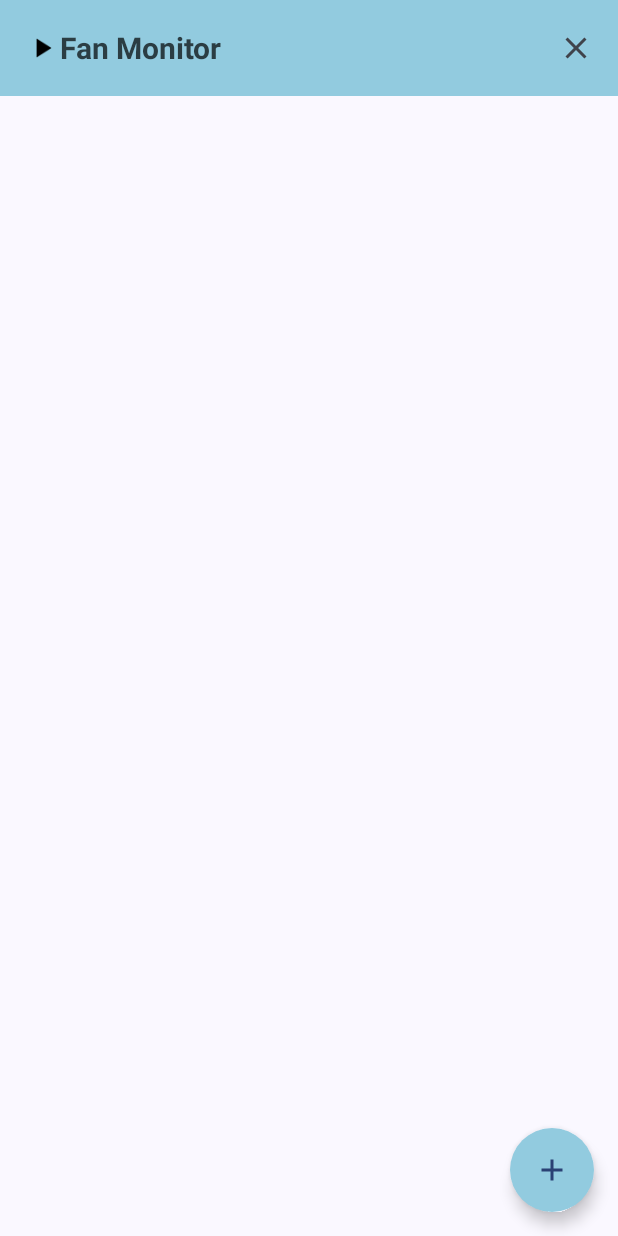
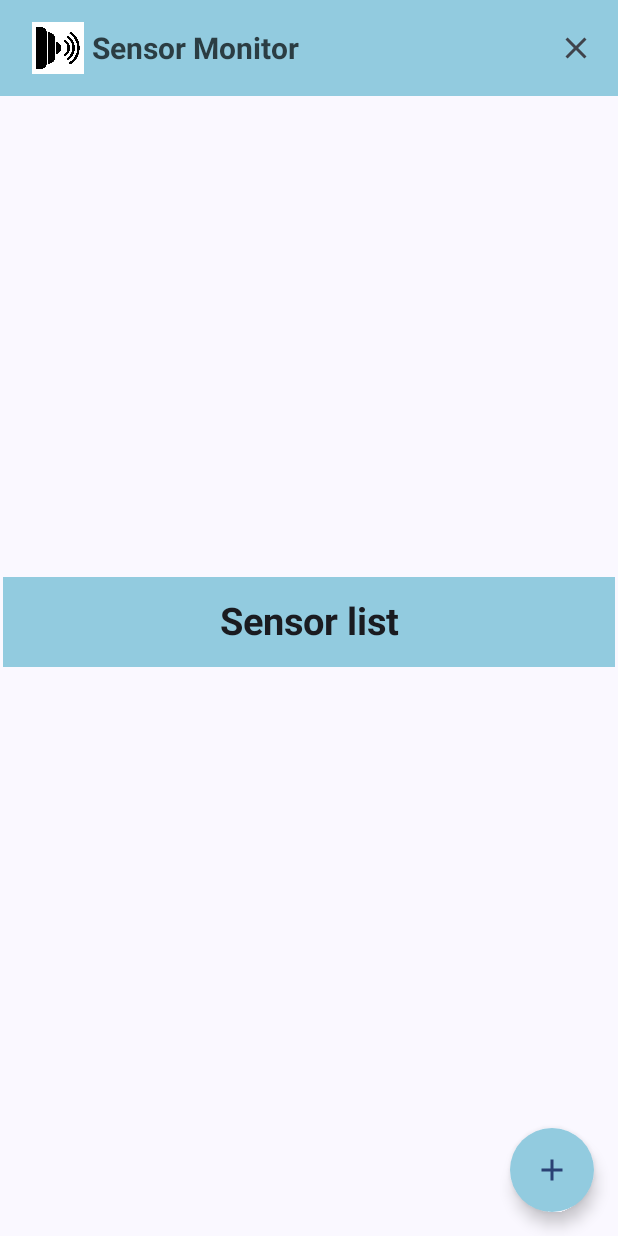
Before and after one commit to ivek81cro/Fan_Monitor_Full, an Android app built with Jetpack Compose: the FanMonitorHomeScreen screen opened through its navigation route, on a phone screen of 412 x 824 dp. Run offline under Robolectric (Android 15) with nearby library versions, the phone set to English and light mode, and no system bars; our stand-ins replace Firebase (no records; nobody signed in at launch, a user with empty details on screens opened directly).

Commit message:
start adjusting to my app

```diff
--- /dev/null
+++ b/app/src/main/java/com/example/fanmonitor/model/MSensors.kt
@@ -0,0 +1,6 @@
+package com.example.fanmonitor.model
+
+data class MSensors(var id: String? = null,
+                    var name: String? = null,
+                    var timestamp: String? = null,
+                    var temperature: Double = 0.0)
--- a/app/src/main/java/com/example/fanmonitor/screens/home/Fan MonitorHomeScreen.kt
+++ b/app/src/main/java/com/example/fanmonitor/screens/home/Fan MonitorHomeScreen.kt
@@ -2,47 +2,55 @@ package com.example.fanmonitor.screens.home
 
 import android.annotation.SuppressLint
 import androidx.compose.foundation.Image
+import androidx.compose.foundation.background
+import androidx.compose.foundation.layout.Arrangement
+import androidx.compose.foundation.layout.Column
 import androidx.compose.foundation.layout.Row
 import androidx.compose.foundation.layout.Spacer
 import androidx.compose.foundation.layout.fillMaxSize
+import androidx.compose.foundation.layout.fillMaxWidth
+import androidx.compose.foundation.layout.padding
+import androidx.compose.foundation.layout.size
 import androidx.compose.foundation.layout.width
 import androidx.compose.foundation.shape.RoundedCornerShape
 import androidx.compose.material.icons.Icons
 import androidx.compose.material.icons.filled.Add
 import androidx.compose.material.icons.filled.Clear
-import androidx.compose.material.icons.filled.Favorite
-import androidx.compose.material.icons.filled.PlayArrow
 import androidx.compose.material3.ExperimentalMaterial3Api
 import androidx.compose.material3.FloatingActionButton
 import androidx.compose.material3.Icon
 import androidx.compose.material3.IconButton
 import androidx.compose.material3.MaterialTheme
-import androidx.compose.material3.MediumTopAppBar
 import androidx.compose.material3.Scaffold
-import androidx.compose.material3.SmallTopAppBar
 import androidx.compose.material3.Surface
 import androidx.compose.material3.Text
+import androidx.compose.material3.TopAppBar
 import androidx.compose.material3.TopAppBarDefaults
 import androidx.compose.runtime.Composable
 import androidx.compose.ui.Alignment
 import androidx.compose.ui.Modifier
 import androidx.compose.ui.draw.clip
-import androidx.compose.ui.draw.scale
 import androidx.compose.ui.graphics.Color
+import androidx.compose.ui.layout.ContentScale
+import androidx.compose.ui.res.painterResource
 import androidx.compose.ui.text.TextStyle
+import androidx.compose.ui.text.font.FontStyle
 import androidx.compose.ui.text.font.FontWeight
+import androidx.compose.ui.tooling.preview.Preview
 import androidx.compose.ui.unit.dp
 import androidx.compose.ui.unit.sp
 import androidx.navigation.NavController
 import com.example.fanmonitor.R
+import com.example.fanmonitor.model.MSensors
 import com.example.fanmonitor.navigation.FanMonitorScreens
 import com.google.firebase.auth.FirebaseAuth
 
 @SuppressLint("UnusedMaterial3ScaffoldPaddingParameter")
+
 @Composable
 fun FanMonitorHomeScreen(navController: NavController){
     Scaffold( topBar = {
-        FanMonitorTopAppBar(title = "Fan Monitor",
+        FanMonitorTopAppBar(title = "Sensor Monitor",
             navController = navController,
             )
     },
@@ -51,7 +59,26 @@ fun FanMonitorHomeScreen(navController: NavController){
         }) {
             //content
         Surface(modifier = Modifier.fillMaxSize()){
-            //HomeContent
+            HomeContent(navController)
+        }
+    }
+}
+
+@Composable
+fun HomeContent(navController: NavController){
+
+    val email = FirebaseAuth.getInstance().currentUser?.email
+    val currentUser = if (!email.isNullOrEmpty())
+        email?.split("@")?.get(0) else "N/A"
+
+    Column(modifier = Modifier.padding(2.dp),
+        verticalArrangement = Arrangement.SpaceEvenly){
+        Row(modifier = Modifier.align(alignment = Alignment.Start)){
+            TitleSection(label = "Sensor list")
+            Spacer(modifier = Modifier.fillMaxWidth(0.7f))
+            Column{
+
+            }
         }
     }
 }
@@ -62,13 +89,15 @@ fun FanMonitorTopAppBar(
     title: String,
     showProfile: Boolean = true,
     navController: NavController) {
-    SmallTopAppBar(title = {
+    TopAppBar(title = {
         Row(verticalAlignment = Alignment.CenterVertically){
             if(showProfile){
-                Image(imageVector = Icons.Default.PlayArrow,
-                    contentDescription = "Logo",
+                Image(painter = painterResource(R.drawable.sensor_icon),
+                    contentDescription = "Sensor icon",
+                    contentScale = ContentScale.Fit,
                     modifier = Modifier.clip(RoundedCornerShape(12.dp))
-                        .scale(0.9f))
+                        .size(45.dp)
+                        .padding(start = 5.dp, end = 5.dp))
             }
             Text(text = title,
                 color = Color.Black.copy(alpha = 0.7f),
@@ -76,6 +105,7 @@ fun FanMonitorTopAppBar(
             Spacer(modifier = Modifier.width(150.dp))
         }
     },
+        //Sign out button
         actions = {
             IconButton(
                 onClick = {
@@ -94,6 +124,29 @@ fun FanMonitorTopAppBar(
 }
 
 @Composable
+fun TitleSection(modifier: Modifier = Modifier,
+                 label: String){
+    Surface(modifier = modifier.fillMaxWidth()
+        .padding(top = 5.dp)){
+        Column(modifier = Modifier.background(Color(0xFF92CBDF))){
+        Text(text = label,
+            style = TextStyle(fontWeight = FontWeight.Bold,
+                fontSize = 25.sp,
+                fontStyle = FontStyle.Normal),
+            modifier = Modifier.align(Alignment.CenterHorizontally)
+                .padding(top = 15.dp, bottom = 15.dp))
+        }
+    }
+}
+
+
+
+@Composable
+fun SelectedSensorArea(sensors: List<MSensors>, navController: NavController){
+
+}
+
+@Composable
 fun FABContent(onTap: () -> Unit) {
     FloatingActionButton(onClick = {onTap()} ,
         shape = RoundedCornerShape(50.dp),
@@ -102,3 +155,9 @@ fun FABContent(onTap: () -> Unit) {
 
     }
 }
+
+@Preview
+@Composable
+fun TitleSectionPreview() {
+    TitleSection(label = "Default Label")
+}
```
Also changed, not shown: app/src/main/res/drawable-mdpi/sensor_icon.jpg (added).
